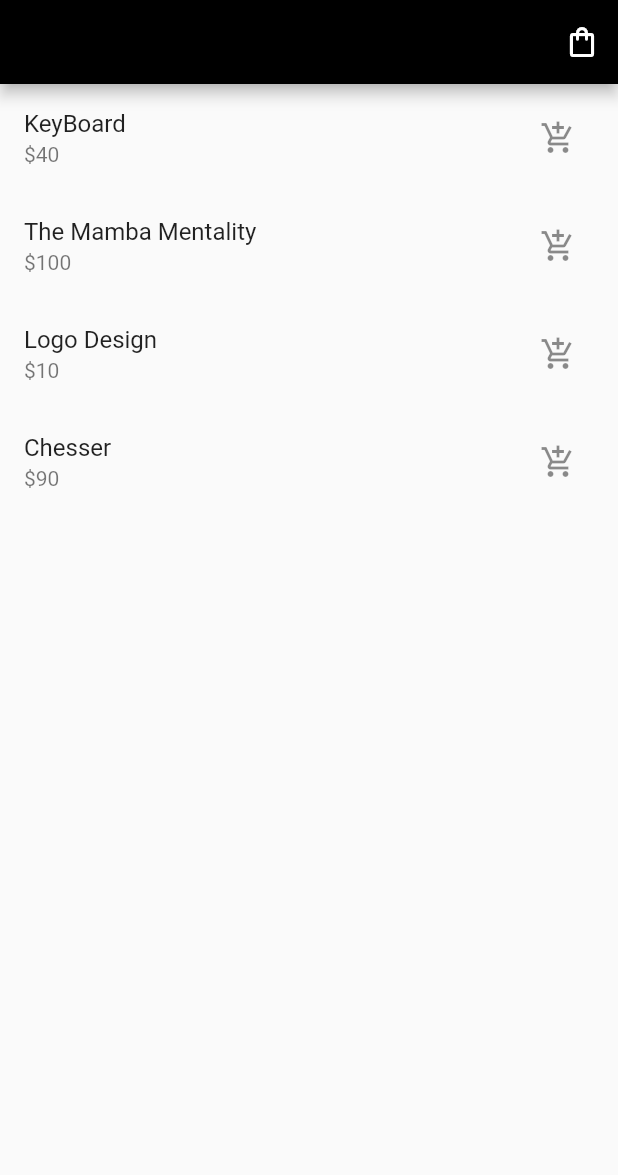
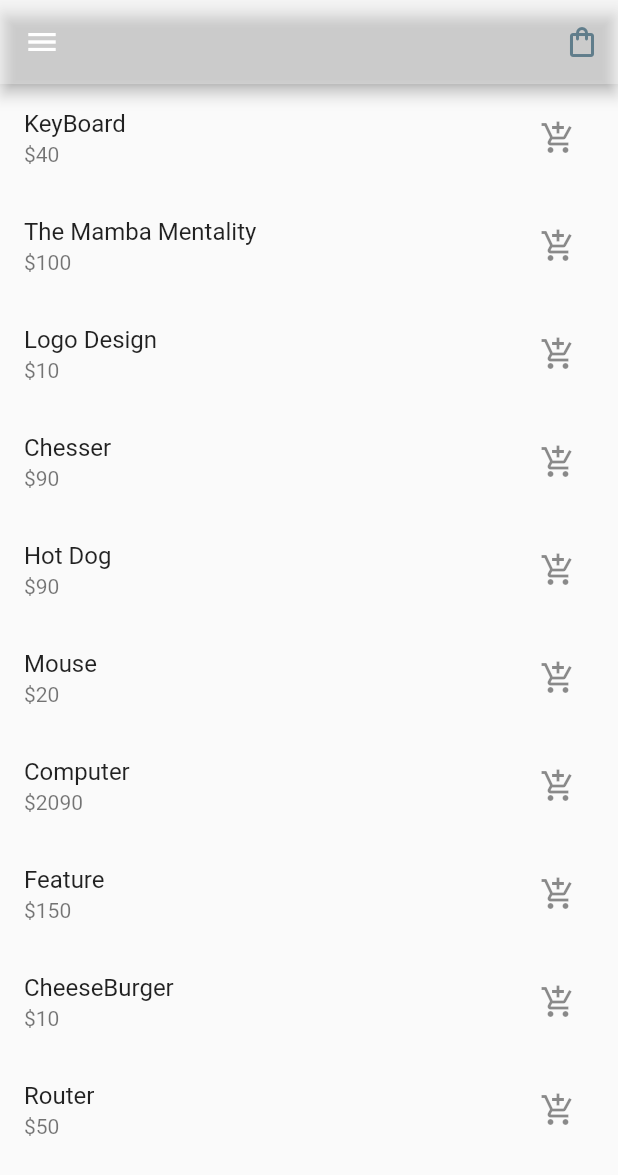
Before and after one commit to devguusta/LEVELUP05_SHOPPING_CART, a Flutter app: the screen it shows after launch, on a phone screen of 412 x 824 dp. Shown: the top 1175 px of the screen. Run offline on Flutter 3.47's test engine with Material 2 defaults, Android fonts, the phone set to English and light mode, and no system bars.

Commit message:
componentiza shop_items e shop_list

```diff
--- a/lib/src/bloc/cart_item_block.dart
+++ b/lib/src/bloc/cart_item_block.dart
@@ -12,6 +12,12 @@ class CartItemBlock {
       {'name': 'The Mamba Mentality', 'price': 100, 'id': 2},
       {'name': 'Logo Design', 'price': 10, 'id': 3},
       {'name': 'Chesser', 'price': 90, 'id': 4},
+      {'name': 'Hot Dog', 'price': 90, 'id': 5},
+      {'name': 'Mouse', 'price': 20, 'id': 6},
+      {'name': 'Computer', 'price': 2090, 'id': 7},
+      {'name': 'Feature', 'price': 150, 'id': 8},
+      {'name': 'CheeseBurger', 'price': 10, 'id': 9},
+      {'name': 'Router', 'price': 50, 'id': 10},
     ],
     'cart items': []
   };
@@ -25,6 +31,9 @@ class CartItemBlock {
     allItems['shop items'].add(item);
     cartStreamController.sink.add(allItems);
   }
+  void refreshCart() {
+    allItems;
+  }
    void dispose() {
     cartStreamController.close(); // close our StreamController
   }
--- a/lib/src/pages/home_page.dart
+++ b/lib/src/pages/home_page.dart
@@ -1,4 +1,5 @@
 import 'package:cart/src/bloc/cart_item_block.dart';
+import 'package:cart/src/widgets/shop_items_widget.dart';
 import 'package:flutter/material.dart';
 
 class HomePage extends StatefulWidget {
@@ -12,15 +13,16 @@ class _HomePageState extends State<HomePage> {
   @override
   Widget build(BuildContext context) {
     return Scaffold(
+      drawer: Drawer(),
       appBar: AppBar(
-        backgroundColor: Colors.black,
+        backgroundColor: Colors.white30,
 
         actions: [
           IconButton(
             onPressed: (){
               Navigator.pushNamed(context, '/checkout');
             },
-            icon: Icon(Icons.shopping_bag_outlined),
+            icon: Icon(Icons.shopping_bag_outlined, color: Colors.blueGrey,),
           ),
 
         ],
@@ -30,39 +32,3 @@ class _HomePageState extends State<HomePage> {
     );
   }
 }
-
-class ShopItemsWidget extends StatelessWidget {
-  const ShopItemsWidget({ Key? key }) : super(key: key);
-
-  @override
-  Widget build(BuildContext context) {
-    return StreamBuilder(
-      initialData: bloc.allItems,
-      stream: bloc.getStream,
-      builder: (context, snapshot) {
-        return( snapshot.data!as Map)["shop items"].length >0 ? shopItemsListBuilder(snapshot)
-        : Center(child: Text("All items in shop have been taken"),);
-      },
-    );
-  }
-}
-
-Widget shopItemsListBuilder(snapshot) {
-  return ListView.builder(
-    itemCount: snapshot.data["shop items"].length,
-    itemBuilder: (BuildContext context, i) {
-      final shopList = snapshot.data["shop items"];
-      return ListTile(
-        title: Text(shopList[i]['name']),
-        subtitle: Text("\$${shopList[i]['price']}"),
-        trailing: IconButton(
-          icon: Icon(Icons.add_shopping_cart),
-          onPressed: () {
-            bloc.addToCart(shopList[i]);
-          },
-        ),
-        onTap: () {},
-      );
-    },
-  );
-}
--- /dev/null
+++ b/lib/src/widgets/shop_items_list.dart
@@ -0,0 +1,22 @@
+import 'package:cart/src/bloc/cart_item_block.dart';
+import 'package:flutter/material.dart';
+
+Widget shopItemsListBuilder(snapshot) {
+  return ListView.builder(
+    itemCount: snapshot.data["shop items"].length,
+    itemBuilder: (BuildContext context, i) {
+      final shopList = snapshot.data["shop items"];
+      return ListTile(
+        title: Text(shopList[i]['name']),
+        subtitle: Text("\$${shopList[i]['price']}"),
+        trailing: IconButton(
+          icon: Icon(Icons.add_shopping_cart),
+          onPressed: () {
+            bloc.addToCart(shopList[i]);
+          },
+        ),
+        onTap: () {},
+      );
+    },
+  );
+}
--- /dev/null
+++ b/lib/src/widgets/shop_items_widget.dart
@@ -0,0 +1,19 @@
+import 'package:cart/src/bloc/cart_item_block.dart';
+import 'package:cart/src/widgets/shop_items_list.dart';
+import 'package:flutter/material.dart';
+
+class ShopItemsWidget extends StatelessWidget {
+  const ShopItemsWidget({ Key? key }) : super(key: key);
+
+  @override
+  Widget build(BuildContext context) {
+    return StreamBuilder(
+      initialData: bloc.allItems,
+      stream: bloc.getStream,
+      builder: (context, snapshot) {
+        return( snapshot.data!as Map)["shop items"].length >0 ? shopItemsListBuilder(snapshot)
+        : Center(child: Text("All items in shop have been taken"),);
+      },
+    );
+  }
+}
```
